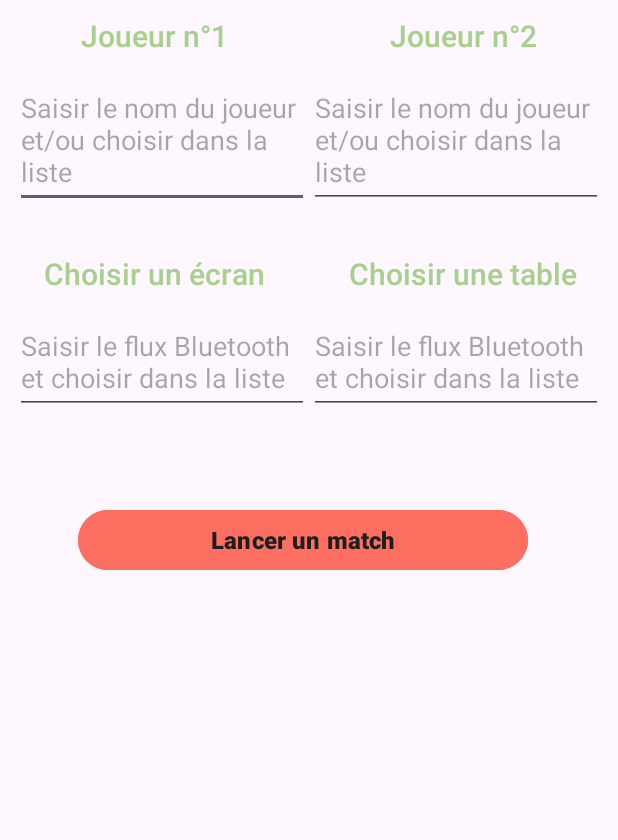
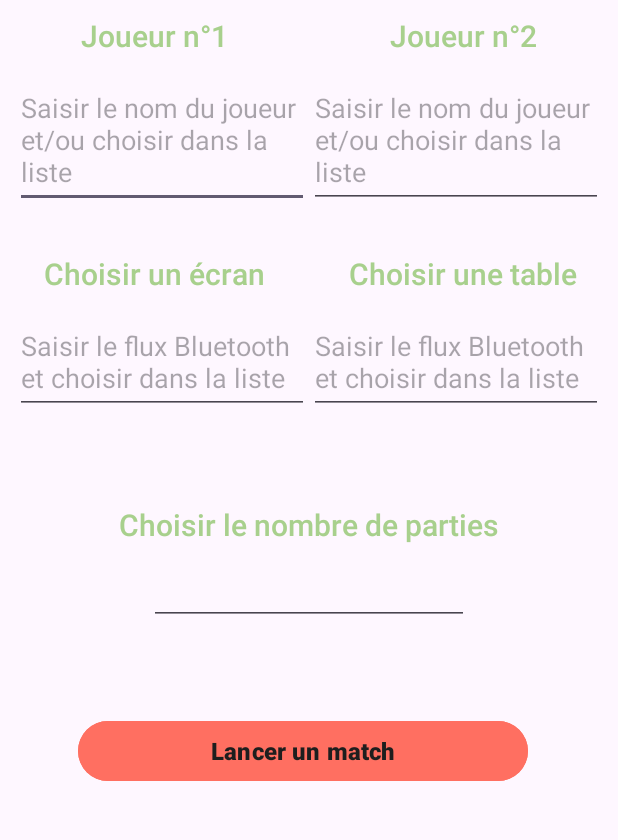
Before and after one commit to bts-lasalle-avignon-projets/plug-in-pool-2025, an Android app: the ActiviteConfigurationMatch screen opened directly, with no data from a screen before it, on a phone screen of 412 x 824 dp, the part 224-1064 px from its top. Run offline under Robolectric (Android 15) with nearby library versions, the light colour scheme and no system bars.

Commit message:
Ajouter partie dans BDD et choix du nombre de parties dans l'activité de configuration

```diff
--- a/plug-in-pool-mobile/app/src/main/java/com/example/plug_in_pool/Joueur.java
+++ b/plug-in-pool-mobile/app/src/main/java/com/example/plug_in_pool/Joueur.java
@@ -54,4 +54,9 @@ public class Joueur implements Serializable
     {
         Log.d("Joueur", "Nom : " + nom + " | Prénom : " + prenom);
     }
+
+    @Override
+    public String toString() {
+        return nom + prenom;
+    }
 }
--- a/plug-in-pool-mobile/app/src/main/res/layout/activity_configuration_match.xml
+++ b/plug-in-pool-mobile/app/src/main/res/layout/activity_configuration_match.xml
@@ -203,10 +203,49 @@
     </androidx.constraintlayout.widget.ConstraintLayout>
 
     <androidx.constraintlayout.widget.ConstraintLayout
+        android:id="@+id/nbParties"
+        android:layout_width="match_parent"
+        android:layout_height="wrap_content"
+        android:layout_marginTop="60dp"
+        app:layout_constraintTop_toBottomOf="@id/choixBluetooth"
+        app:layout_constraintStart_toStartOf="parent"
+        app:layout_constraintEnd_toEndOf="parent">
+
+        <TextView
+            android:id="@+id/texteNbParties"
+            android:layout_width="wrap_content"
+            android:layout_height="wrap_content"
+            android:contentDescription="@string/nbParties"
+            android:fontFamily="sans-serif-medium"
+            android:gravity="center"
+            android:paddingStart="16dp"
+            android:paddingEnd="16dp"
+            android:text="@string/nbParties"
+            android:textColor="@color/vert"
+            android:textSize="20sp"
+            app:layout_constraintTop_toTopOf="parent"
+            app:layout_constraintStart_toStartOf="parent"
+            app:layout_constraintEnd_toEndOf="parent" />
+
+        <EditText
+            android:id="@+id/choixNbParties"
+            android:layout_width="wrap_content"
+            android:layout_height="wrap_content"
+            android:ems="10"
+            android:inputType="number"
+            app:layout_constraintTop_toBottomOf="@id/texteNbParties"
+            app:layout_constraintStart_toStartOf="parent"
+            app:layout_constraintEnd_toEndOf="parent"
+            android:layout_marginTop="8dp"/>
+
+    </androidx.constraintlayout.widget.ConstraintLayout>
+
+
+    <androidx.constraintlayout.widget.ConstraintLayout
         android:id="@+id/lancerMatch"
         android:layout_width="match_parent"
         android:layout_height="wrap_content"
-        app:layout_constraintTop_toBottomOf="@id/choixBluetooth"
+        app:layout_constraintTop_toBottomOf="@id/nbParties"
         app:layout_constraintStart_toStartOf="parent"
         app:layout_constraintEnd_toEndOf="parent"
         android:layout_marginTop="60dp">
--- a/plug-in-pool-mobile/app/src/main/res/values/strings.xml
+++ b/plug-in-pool-mobile/app/src/main/res/values/strings.xml
@@ -13,4 +13,5 @@
     <string name="texteChoixBluetoothTable">Choisir une table</string>
     <string name="choisirLiaisonBluetooth">Saisir le flux Bluetooth et choisir dans la liste</string>
     <string name="boutonLancerMatch">Lancer un match</string>
+    <string name="nbParties">Choisir le nombre de parties</string>
 </resources>
```
Also changed, not shown: plug-in-pool-mobile/app/src/main/java/com/example/plug_in_pool/ActiviteConfigurationMatch.java (+58 -3 lines), plug-in-pool-mobile/app/src/main/java/com/example/plug_in_pool/ActiviteGestionPartie.java (+5 -2 lines), plug-in-pool-mobile/app/src/main/java/com/example/plug_in_pool/BaseDeDonnees.java (+51 -0 lines).
